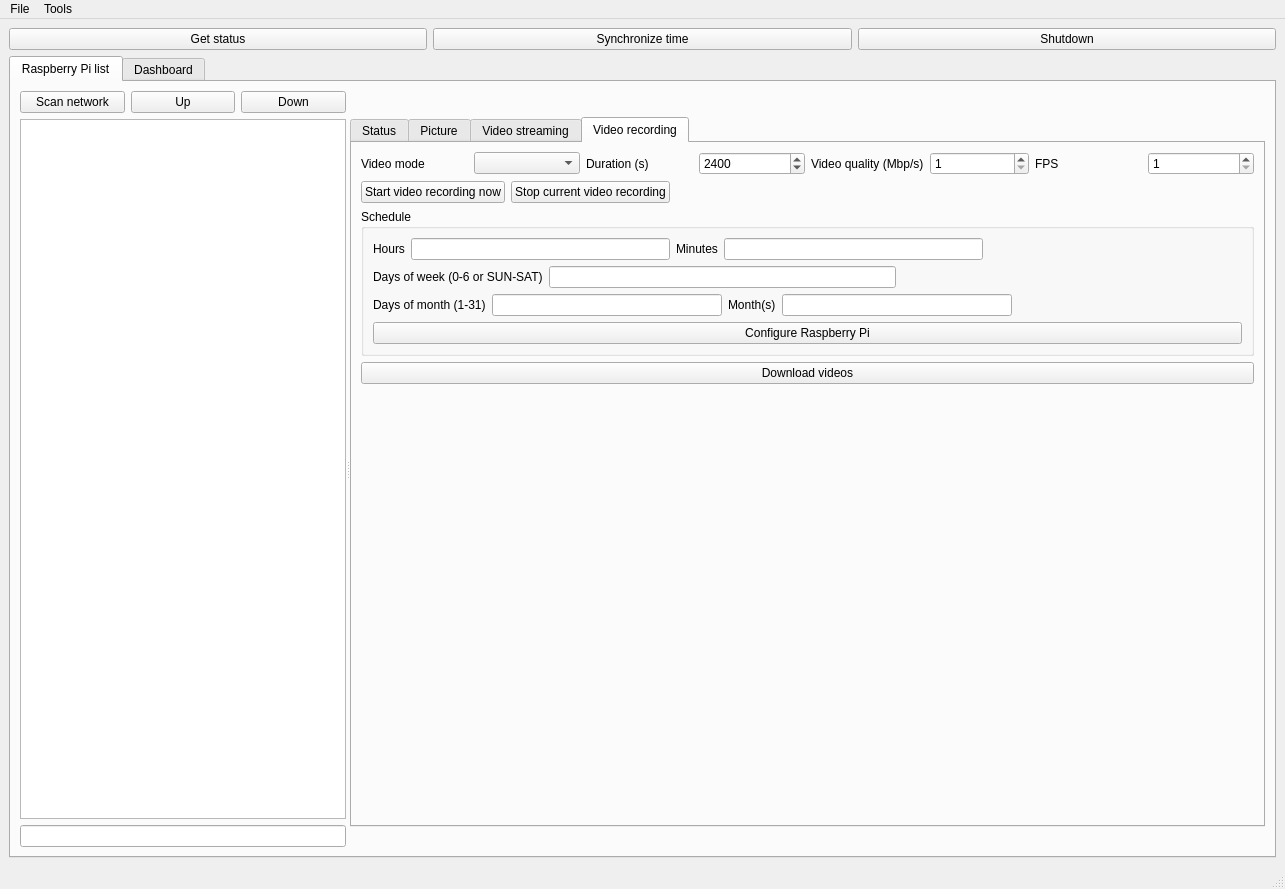
olivierfriard/raspberry_video-recording_coordinator, file src/coordinator/coordinator.ui: the form before one commit.
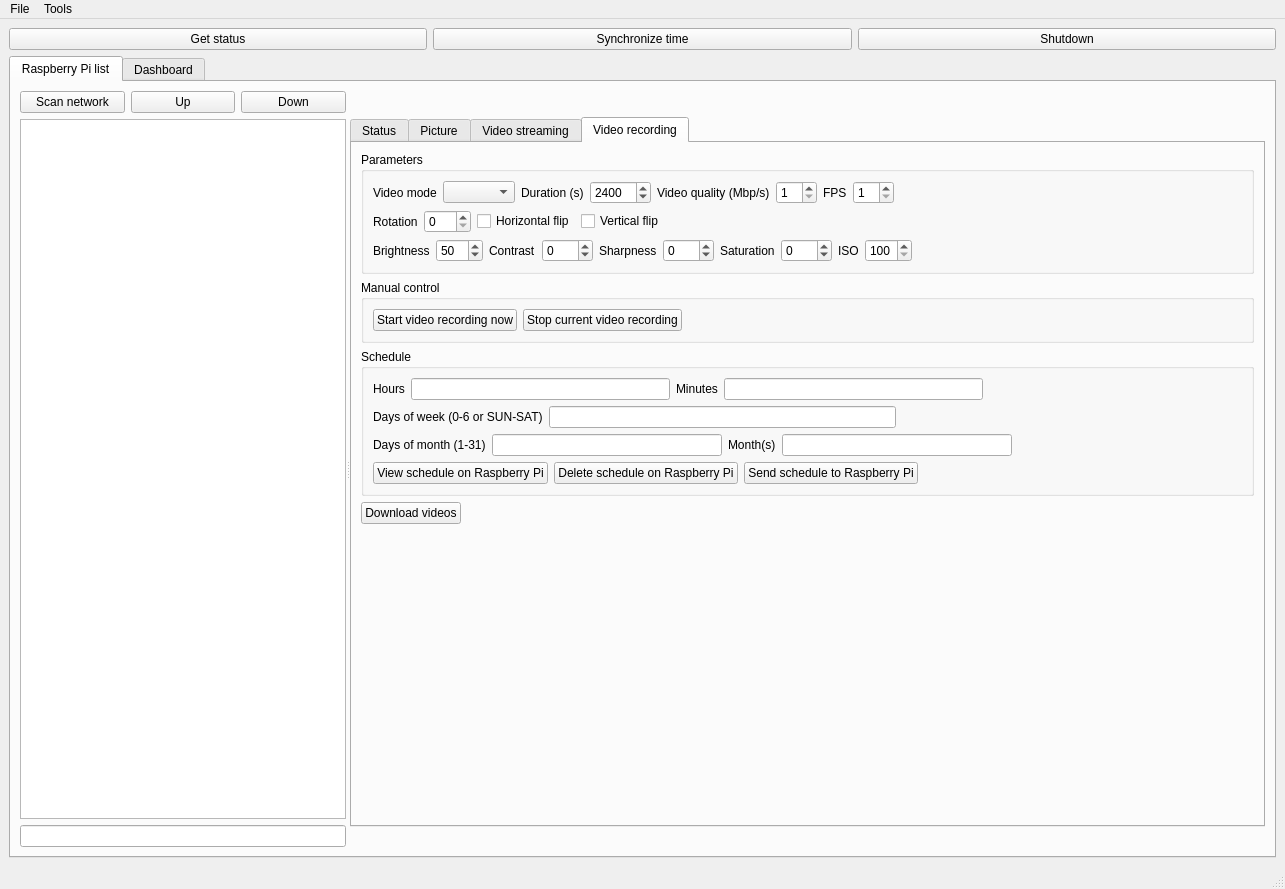
The form after the commit.

```diff
--- a/src/coordinator/coordinator.ui
+++ b/src/coordinator/coordinator.ui
@@ -653,6 +653,12 @@
                <attribute name="title">
                 <string>Video recording</string>
                </attribute>
+               <layout class="QVBoxLayout" name="verticalLayout_12">
+                <item>
+                 <widget class="QGroupBox" name="groupBox_3">
+                  <property name="title">
+                   <string>Parameters</string>
+                  </property>
                <layout class="QVBoxLayout" name="verticalLayout_10">
                 <item>
                  <layout class="QHBoxLayout" name="horizontalLayout_11">
@@ -737,10 +743,185 @@
                       </property>
                      </widget>
                     </item>
+                       <item>
+                        <spacer name="horizontalSpacer_11">
+                         <property name="orientation">
+                          <enum>Qt::Horizontal</enum>
+                         </property>
+                         <property name="sizeHint" stdset="0">
+                          <size>
+                           <width>40</width>
+                           <height>20</height>
+                          </size>
+                         </property>
+                        </spacer>
+                       </item>
                    </layout>
                   </item>
                  </layout>
                 </item>
+                   <item>
+                    <layout class="QHBoxLayout" name="horizontalLayout_20">
+                     <item>
+                      <widget class="QLabel" name="label_29">
+                       <property name="text">
+                        <string>Rotation</string>
+                       </property>
+                      </widget>
+                     </item>
+                     <item>
+                      <widget class="QSpinBox" name="video_rotation_sb">
+                       <property name="maximum">
+                        <number>270</number>
+                       </property>
+                       <property name="singleStep">
+                        <number>90</number>
+                       </property>
+                      </widget>
+                     </item>
+                     <item>
+                      <widget class="QCheckBox" name="video_hflip_cb">
+                       <property name="text">
+                        <string>Horizontal flip</string>
+                       </property>
+                      </widget>
+                     </item>
+                     <item>
+                      <widget class="QCheckBox" name="video_vflip_cb">
+                       <property name="text">
+                        <string>Vertical flip</string>
+                       </property>
+                      </widget>
+                     </item>
+                     <item>
+                      <spacer name="horizontalSpacer_12">
+                       <property name="orientation">
+                        <enum>Qt::Horizontal</enum>
+                       </property>
+                       <property name="sizeHint" stdset="0">
+                        <size>
+                         <width>40</width>
+                         <height>20</height>
+                        </size>
+                       </property>
+                      </spacer>
+                     </item>
+                    </layout>
+                   </item>
+                   <item>
+                    <layout class="QHBoxLayout" name="horizontalLayout_22">
+                     <item>
+                      <widget class="QLabel" name="label_31">
+                       <property name="text">
+                        <string>Brightness</string>
+                       </property>
+                      </widget>
+                     </item>
+                     <item>
+                      <widget class="QSpinBox" name="video_brightness_sb">
+                       <property name="maximum">
+                        <number>100</number>
+                       </property>
+                       <property name="value">
+                        <number>50</number>
+                       </property>
+                      </widget>
+                     </item>
+                     <item>
+                      <widget class="QLabel" name="label_30">
+                       <property name="text">
+                        <string>Contrast</string>
+                       </property>
+                      </widget>
+                     </item>
+                     <item>
+                      <widget class="QSpinBox" name="video_contrast_sb">
+                       <property name="minimum">
+                        <number>-100</number>
+                       </property>
+                       <property name="maximum">
+                        <number>100</number>
+                       </property>
+                      </widget>
+                     </item>
+                     <item>
+                      <widget class="QLabel" name="Sharpness_2">
+                       <property name="text">
+                        <string>Sharpness</string>
+                       </property>
+                      </widget>
+                     </item>
+                     <item>
+                      <widget class="QSpinBox" name="video_sharpness_sb">
+                       <property name="minimum">
+                        <number>-100</number>
+                       </property>
+                       <property name="maximum">
+                        <number>100</number>
+                       </property>
+                      </widget>
+                     </item>
+                     <item>
+                      <widget class="QLabel" name="label_32">
+                       <property name="text">
+                        <string>Saturation</string>
+                       </property>
+                      </widget>
+                     </item>
+                     <item>
+                      <widget class="QSpinBox" name="video_saturation_sb">
+                       <property name="minimum">
+                        <number>-100</number>
+                       </property>
+                       <property name="maximum">
+                        <number>100</number>
+                       </property>
+                      </widget>
+                     </item>
+                     <item>
+                      <widget class="QLabel" name="label_33">
+                       <property name="text">
+                        <string>ISO</string>
+                       </property>
+                      </widget>
+                     </item>
+                     <item>
+                      <widget class="QSpinBox" name="video_iso_sb">
+                       <property name="minimum">
+                        <number>100</number>
+                       </property>
+                       <property name="maximum">
+                        <number>800</number>
+                       </property>
+                       <property name="singleStep">
+                        <number>50</number>
+                       </property>
+                      </widget>
+                     </item>
+                     <item>
+                      <spacer name="horizontalSpacer_14">
+                       <property name="orientation">
+                        <enum>Qt::Horizontal</enum>
+                       </property>
+                       <property name="sizeHint" stdset="0">
+                        <size>
+                         <width>40</width>
+                         <height>20</height>
+                        </size>
+                       </property>
+                      </spacer>
+                     </item>
+                    </layout>
+                   </item>
+                  </layout>
+                 </widget>
+                </item>
+                <item>
+                 <widget class="QGroupBox" name="groupBox_2">
+                  <property name="title">
+                   <string>Manual control</string>
+                  </property>
+                  <layout class="QVBoxLayout" name="verticalLayout_11">
                 <item>
                  <layout class="QHBoxLayout" name="horizontalLayout_6">
                   <item>
@@ -772,6 +953,9 @@
                   </item>
                  </layout>
                 </item>
+                  </layout>
+                 </widget>
+                </item>
                 <item>
                  <widget class="QGroupBox" name="groupBox">
                   <property name="title">
@@ -880,15 +1064,48 @@
                     </layout>
                    </item>
                    <item>
+                    <layout class="QHBoxLayout" name="horizontalLayout_21">
+                     <item>
+                      <widget class="QPushButton" name="view_video_recording_schedule_pb">
+                       <property name="text">
+                        <string>View schedule on Raspberry Pi</string>
+                       </property>
+                      </widget>
+                     </item>
+                     <item>
+                      <widget class="QPushButton" name="delete_video_recording_schedule_pb">
+                       <property name="text">
+                        <string>Delete schedule on Raspberry Pi</string>
+                       </property>
+                      </widget>
+                     </item>
+                     <item>
                     <widget class="QPushButton" name="configure_video_recording_pb">
                      <property name="text">
-                      <string>Configure Raspberry Pi</string>
+                        <string>Send schedule to Raspberry Pi</string>
                      </property>
                     </widget>
                    </item>
-                  </layout>
+                     <item>
+                      <spacer name="horizontalSpacer_13">
+                       <property name="orientation">
+                        <enum>Qt::Horizontal</enum>
+                       </property>
+                       <property name="sizeHint" stdset="0">
+                        <size>
+                         <width>40</width>
+                         <height>20</height>
+                        </size>
+                       </property>
+                      </spacer>
+                     </item>
+                    </layout>
+                   </item>
+                  </layout>
                  </widget>
                 </item>
+                <item>
+                 <layout class="QHBoxLayout" name="horizontalLayout_19">
                 <item>
                  <widget class="QPushButton" name="download_videos_pb">
                   <property name="text">
@@ -897,14 +1114,29 @@
                  </widget>
                 </item>
                 <item>
+                   <spacer name="horizontalSpacer_10">
+                    <property name="orientation">
+                     <enum>Qt::Horizontal</enum>
+                    </property>
+                    <property name="sizeHint" stdset="0">
+                     <size>
+                      <width>40</width>
+                      <height>20</height>
+                     </size>
+                    </property>
+                   </spacer>
+                  </item>
+                 </layout>
+                </item>
+                <item>
                  <spacer name="verticalSpacer_2">
                   <property name="orientation">
                    <enum>Qt::Vertical</enum>
                   </property>
                   <property name="sizeHint" stdset="0">
                    <size>
-                    <width>20</width>
-                    <height>40</height>
+                    <width>17</width>
+                    <height>206</height>
                    </size>
                   </property>
                  </spacer>
```
Lines whose indentation alone changed are shown as unchanged.
